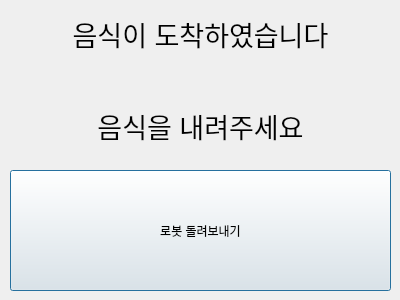
Before: the Qt Designer form src/serving_robot/resource/ui/kiosk_arrival.ui in malenwater/2024-2_ROKEYBOOTCAMP_serving_robot_project, drawn with Qt 5.
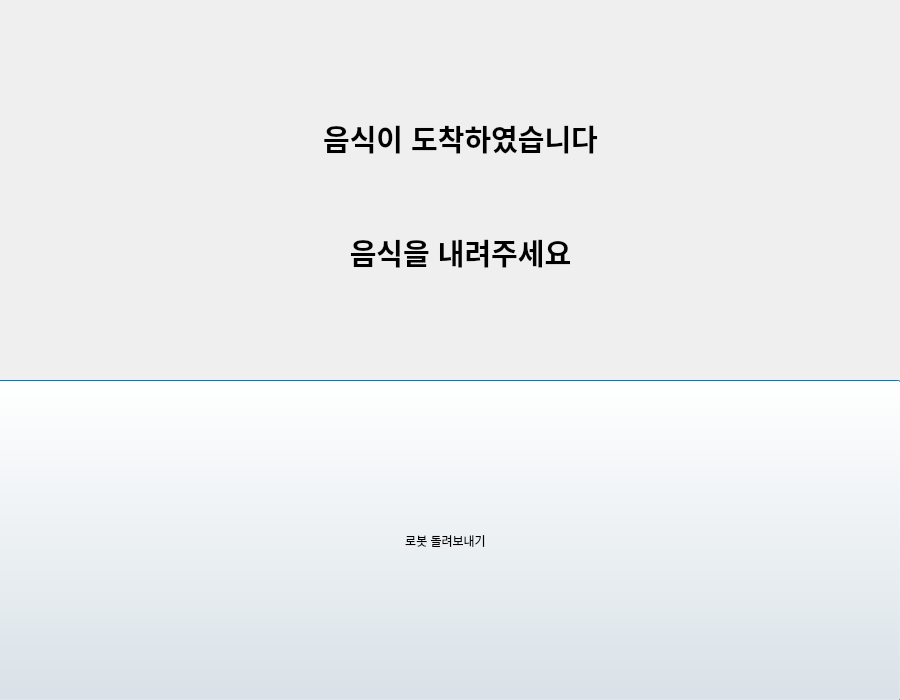
After: the same form once the commit is applied.

Commit message: 로봇 도착 알림 창

```diff
--- a/src/serving_robot/resource/ui/kiosk_arrival.ui
+++ b/src/serving_robot/resource/ui/kiosk_arrival.ui
@@ -6,37 +6,37 @@
    <rect>
     <x>0</x>
     <y>0</y>
-    <width>400</width>
-    <height>300</height>
+    <width>900</width>
+    <height>700</height>
    </rect>
   </property>
   <property name="windowTitle">
    <string>도착 알림</string>
   </property>
-  <widget class="QPushButton" name="pushButton">
+  <widget class="QPushButton" name="return_robot">
    <property name="geometry">
     <rect>
-     <x>10</x>
-     <y>170</y>
-     <width>381</width>
-     <height>121</height>
+     <x>-10</x>
+     <y>380</y>
+     <width>911</width>
+     <height>321</height>
     </rect>
    </property>
    <property name="text">
     <string>로봇 돌려보내기</string>
    </property>
   </widget>
-  <widget class="QLabel" name="return_robot">
+  <widget class="QLabel" name="arrival_text">
    <property name="geometry">
     <rect>
-     <x>20</x>
-     <y>-10</y>
-     <width>361</width>
-     <height>181</height>
+     <x>70</x>
+     <y>60</y>
+     <width>781</width>
+     <height>271</height>
     </rect>
    </property>
    <property name="text">
-    <string>&lt;html&gt;&lt;head/&gt;&lt;body&gt;&lt;p align=&quot;center&quot;&gt;&lt;span style=&quot; font-size:20pt;&quot;&gt;음식이 도착하였습니다&lt;/span&gt;&lt;/p&gt;&lt;p align=&quot;center&quot;&gt;&lt;br/&gt;&lt;/p&gt;&lt;p align=&quot;center&quot;&gt;&lt;span style=&quot; font-size:20pt;&quot;&gt;음식을 내려주세요&lt;/span&gt;&lt;/p&gt;&lt;/body&gt;&lt;/html&gt;</string>
+    <string>&lt;html&gt;&lt;head/&gt;&lt;body&gt;&lt;p align=&quot;center&quot;&gt;&lt;span style=&quot; font-size:22pt; font-weight:600;&quot;&gt;음식이 도착하였습니다&lt;/span&gt;&lt;/p&gt;&lt;p align=&quot;center&quot;&gt;&lt;span style=&quot; font-size:22pt; font-weight:600;&quot;&gt;&lt;br/&gt;&lt;/span&gt;&lt;/p&gt;&lt;p align=&quot;center&quot;&gt;&lt;span style=&quot; font-size:22pt; font-weight:600;&quot;&gt;음식을 내려주세요&lt;/span&gt;&lt;/p&gt;&lt;/body&gt;&lt;/html&gt;</string>
    </property>
   </widget>
  </widget>
```
The commit also changes 1 other file.
